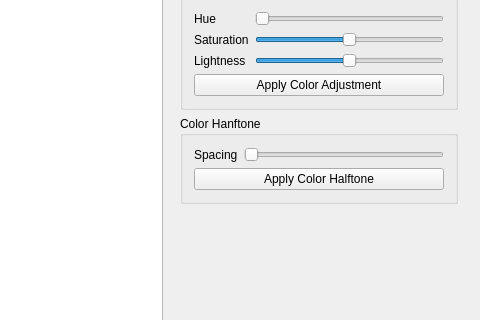
The window that mainwindow.ui (lizy14/hello-lenna) describes before a commit, drawn with Qt 5; both pictures show x 500 to 980 and y 117 to 437 of the 980 by 770 pixel window.
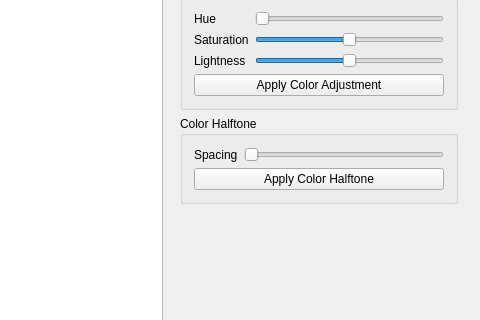
The same window after the commit.

```diff
--- a/mainwindow.ui
+++ b/mainwindow.ui
@@ -264,7 +264,7 @@
             <item>
              <widget class="QGroupBox" name="groupBox_5">
               <property name="title">
-               <string>Color Hanftone</string>
+               <string>Color Halftone</string>
               </property>
               <layout class="QVBoxLayout" name="verticalLayout_9">
                <item>
```
